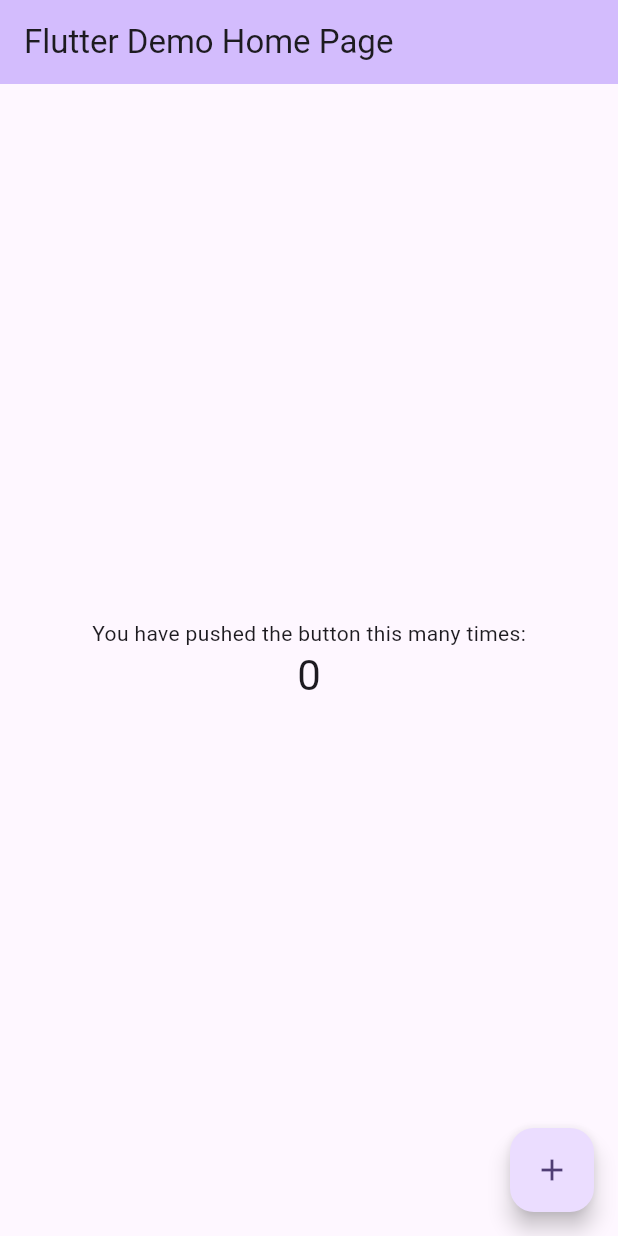
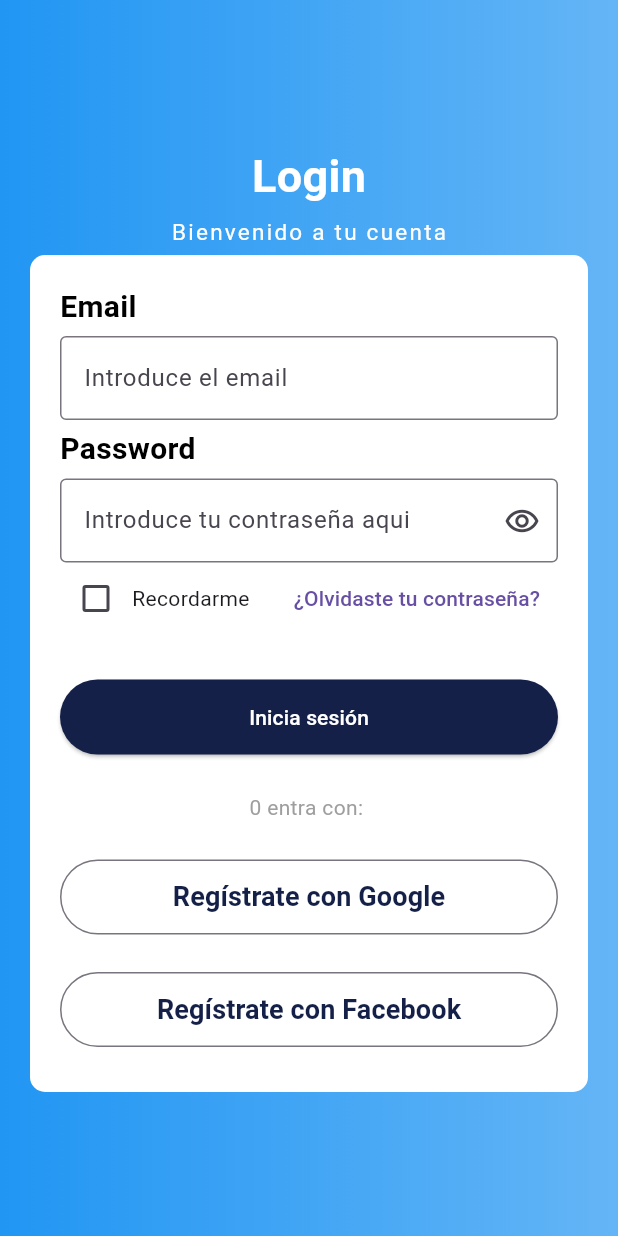
Before and after one commit to IvanCruzado1DAM/Moviles_Entrega_1, a Flutter app: the screen it shows after launch, on a phone screen of 412 x 824 dp. Run offline on Flutter 3.47's test engine with Material 3 defaults, Android fonts, the phone set to English and light mode, and no system bars.

Commit message:
Interfaz login hecha

```diff
--- a/lib/main.dart
+++ b/lib/main.dart
@@ -1,4 +1,5 @@
 import 'package:flutter/material.dart';
+import 'package:mindcare/presentation/screens/login_screen.dart';
 
 void main() {
   runApp(const MyApp());
@@ -11,116 +12,8 @@ class MyApp extends StatelessWidget {
   @override
   Widget build(BuildContext context) {
     return MaterialApp(
-      title: 'Flutter Demo',
-      debugShowCheckedModeBanner: false,
-      theme: ThemeData(
-        // This is the theme of your application.
-        //
-        // TRY THIS: Try running your application with "flutter run". You'll see
-        // the application has a blue toolbar. Then, without quitting the app,
-        // try changing the seedColor in the colorScheme below to Colors.green
-        // and then invoke "hot reload" (save your changes or press the "hot
-        // reload" button in a Flutter-supported IDE, or press "r" if you used
-        // the command line to start the app).
-        //
-        // Notice that the counter didn't reset back to zero; the application
-        // state is not lost during the reload. To reset the state, use hot
-        // restart instead.
-        //
-        // This works for code too, not just values: Most code changes can be
-        // tested with just a hot reload.
-        colorScheme: ColorScheme.fromSeed(seedColor: Colors.deepPurple),
-        useMaterial3: true,
-      ),
-      home: const MyHomePage(title: 'Flutter Demo Home Page'),
-    );
+        title: 'Flutter Demo',
+        debugShowCheckedModeBanner: false,
+        home: LoginScreen());
   }
 }
-
-class MyHomePage extends StatefulWidget {
-  const MyHomePage({super.key, required this.title});
-
-  // This widget is the home page of your application. It is stateful, meaning
-  // that it has a State object (defined below) that contains fields that affect
-  // how it looks.
-
-  // This class is the configuration for the state. It holds the values (in this
-  // case the title) provided by the parent (in this case the App widget) and
-  // used by the build method of the State. Fields in a Widget subclass are
-  // always marked "final".
-
-  final String title;
-
-  @override
-  State<MyHomePage> createState() => _MyHomePageState();
-}
-
-class _MyHomePageState extends State<MyHomePage> {
-  int _counter = 0;
-
-  void _incrementCounter() {
-    setState(() {
-      // This call to setState tells the Flutter framework that something has
-      // changed in this State, which causes it to rerun the build method below
-      // so that the display can reflect the updated values. If we changed
-      // _counter without calling setState(), then the build method would not be
-      // called again, and so nothing would appear to happen.
-      _counter++;
-    });
-  }
-
-  @override
-  Widget build(BuildContext context) {
-    // This method is rerun every time setState is called, for instance as done
-    // by the _incrementCounter method above.
-    //
-    // The Flutter framework has been optimized to make rerunning build methods
-    // fast, so that you can just rebuild anything that needs updating rather
-    // than having to individually change instances of widgets.
-    return Scaffold(
-      appBar: AppBar(
-        // TRY THIS: Try changing the color here to a specific color (to
-        // Colors.amber, perhaps?) and trigger a hot reload to see the AppBar
-        // change color while the other colors stay the same.
-        backgroundColor: Theme.of(context).colorScheme.inversePrimary,
-        // Here we take the value from the MyHomePage object that was created by
-        // the App.build method, and use it to set our appbar title.
-        title: Text(widget.title),
-      ),
-      body: Center(
-        // Center is a layout widget. It takes a single child and positions it
-        // in the middle of the parent.
-        child: Column(
-          // Column is also a layout widget. It takes a list of children and
-          // arranges them vertically. By default, it sizes itself to fit its
-          // children horizontally, and tries to be as tall as its parent.
-          //
-          // Column has various properties to control how it sizes itself and
-          // how it positions its children. Here we use mainAxisAlignment to
-          // center the children vertically; the main axis here is the vertical
-          // axis because Columns are vertical (the cross axis would be
-          // horizontal).
-          //
-          // TRY THIS: Invoke "debug painting" (choose the "Toggle Debug Paint"
-          // action in the IDE, or press "p" in the console), to see the
-          // wireframe for each widget.
-          mainAxisAlignment: MainAxisAlignment.center,
-          children: <Widget>[
-            const Text(
-              'You have pushed the button this many times:',
-            ),
-            Text(
-              '$_counter',
-              style: Theme.of(context).textTheme.headlineMedium,
-            ),
-          ],
-        ),
-      ),
-      floatingActionButton: FloatingActionButton(
-        onPressed: _incrementCounter,
-        tooltip: 'Increment',
-        child: const Icon(Icons.add),
-      ), // This trailing comma makes auto-formatting nicer for build methods.
-    );
-  }
-}
--- /dev/null
+++ b/lib/presentation/screens/login_screen.dart
@@ -0,0 +1,252 @@
+import 'package:flutter/material.dart';
+
+class LoginScreen extends StatefulWidget {
+  const LoginScreen({super.key});
+
+  @override
+  _LoginScreenState createState() => _LoginScreenState();
+}
+
+class _LoginScreenState extends State<LoginScreen> {
+  @override
+  Widget build(BuildContext context) {
+    return Scaffold(
+      body: Stack(
+        children: [BackGround(), Content()],
+      ),
+    );
+  }
+}
+
+class Content extends StatefulWidget {
+  @override
+  _contentState createState() => _contentState();
+}
+
+class _contentState extends State<Content> {
+  @override
+  Widget build(BuildContext context) {
+    return Padding(
+      padding: EdgeInsets.symmetric(horizontal: 20),
+      child: Column(
+        mainAxisAlignment: MainAxisAlignment.center,
+        crossAxisAlignment: CrossAxisAlignment.center,
+        children: [
+          Text(
+            'Login',
+            style: TextStyle(
+              color: Colors.white,
+              fontWeight: FontWeight.bold,
+              fontSize: 30,
+            ),
+          ),
+          SizedBox(
+            height: 5,
+          ),
+          Text(
+            'Bienvenido a tu cuenta',
+            style: TextStyle(
+                color: Colors.white, fontSize: 15, letterSpacing: 1.5),
+          ),
+          SizedBox(
+            height: 5,
+          ),
+          Data(),
+        ],
+      ),
+    );
+  }
+}
+
+class Data extends StatefulWidget {
+  @override
+  _DataState createState() => _DataState();
+}
+
+class _DataState extends State<Data> {
+  bool obs = true;
+  @override
+  Widget build(BuildContext context) {
+    return Container(
+      padding: EdgeInsets.all(20),
+      child: Column(
+        crossAxisAlignment: CrossAxisAlignment.start,
+        children: [
+          Text(
+            'Email',
+            style: TextStyle(
+              color: Colors.black,
+              fontWeight: FontWeight.bold,
+              fontSize: 20,
+            ),
+          ),
+          SizedBox(
+            height: 5,
+          ),
+          TextFormField(
+            keyboardType: TextInputType.emailAddress,
+            decoration: InputDecoration(
+                border: OutlineInputBorder(), hintText: 'Introduce el email'),
+          ),
+          SizedBox(
+            height: 5,
+          ),
+          Text(
+            'Password',
+            style: TextStyle(
+              color: Colors.black,
+              fontWeight: FontWeight.bold,
+              fontSize: 20,
+            ),
+          ),
+          SizedBox(
+            height: 5,
+          ),
+          TextFormField(
+            obscureText: obs,
+            decoration: InputDecoration(
+                border: OutlineInputBorder(),
+                hintText: 'Introduce tu contraseña aqui',
+                suffixIcon: IconButton(
+                  icon: Icon(Icons.remove_red_eye_outlined),
+                  onPressed: () {
+                    setState(() {
+                      obs == true ? obs = true : obs = false;
+                    });
+                  },
+                )),
+          ),
+          Remember(),
+          SizedBox(
+            height: 30,
+          ),
+          Buttons(),
+        ],
+      ),
+      decoration: BoxDecoration(
+        borderRadius: BorderRadius.circular(10),
+        color: Colors.white,
+      ),
+    );
+  }
+}
+
+class BackGround extends StatelessWidget {
+  @override
+  Widget build(BuildContext context) {
+    return Container(
+      decoration: BoxDecoration(
+          gradient: LinearGradient(
+        colors: [Colors.blue.shade300, Colors.blue],
+        begin: Alignment.centerRight,
+        end: Alignment.centerLeft,
+      )),
+    );
+  }
+}
+
+class Remember extends StatefulWidget {
+  @override
+  _RememberState createState() => _RememberState();
+}
+
+class _RememberState extends State<Remember> {
+  bool value = false;
+  @override
+  Widget build(BuildContext context) {
+    return Row(
+      children: [
+        Checkbox(
+          value: value,
+          onChanged: (value) {
+            setState(() {
+              value == false ? value = true : value = false;
+            });
+          },
+        ),
+        Text('Recordarme'),
+        Spacer(),
+        TextButton(
+          onPressed: () {},
+          child: Text('¿Olvidaste tu contraseña?'),
+        ),
+      ],
+    );
+  }
+}
+
+class Buttons extends StatelessWidget {
+  @override
+  Widget build(BuildContext context) {
+    return Column(
+      children: [
+        Container(
+          width: double.infinity,
+          height: 50,
+          child: ElevatedButton(
+            onPressed: () {},
+            child: Text(
+              'Inicia sesión',
+              style: TextStyle(
+                color: Colors.white,
+              ),
+            ),
+            style: ButtonStyle(
+              backgroundColor:
+                  MaterialStatePropertyAll<Color>(Color(0xff142047)),
+            ),
+          ),
+        ),
+        SizedBox(
+          height: 25,
+          width: double.infinity,
+        ),
+        Text(
+          '0 entra con: ',
+          style: TextStyle(color: Colors.grey),
+        ),
+        SizedBox(
+          height: 25,
+          width: double.infinity,
+        ),
+        Container(
+          width: double.infinity,
+          height: 50,
+          child: OutlinedButton(
+            onPressed: () {},
+            child: Text(
+              'Regístrate con Google',
+              style: TextStyle(
+                color: Color(0xff142047),
+                fontWeight: FontWeight.bold,
+                fontSize: 18,
+              ),
+            ),
+          ),
+        ),
+        SizedBox(
+          height: 25,
+          width: double.infinity,
+        ),
+        Container(
+          width: double.infinity,
+          height: 50,
+          child: OutlinedButton(
+            onPressed: () {},
+            child: Text(
+              'Regístrate con Facebook',
+              style: TextStyle(
+                color: Color(0xff142047),
+                fontWeight: FontWeight.bold,
+                fontSize: 18,
+              ),
+            ),
+          ),
+        ),
+        SizedBox(
+          height: 10,
+        )
+      ],
+    );
+  }
+}
```
